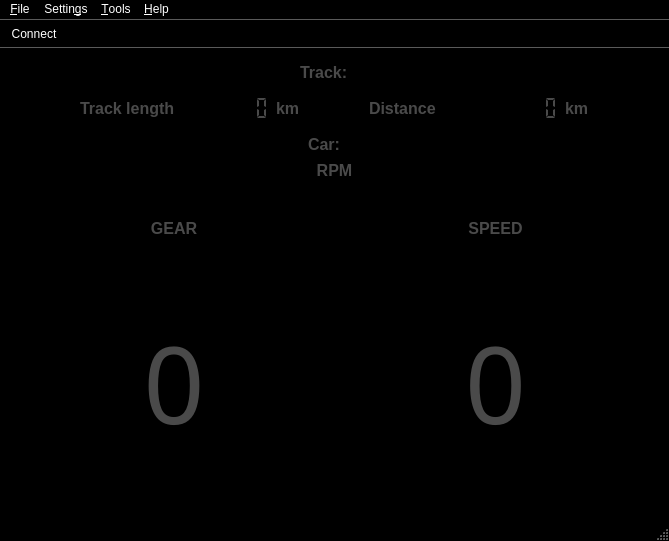
The window that ui/main_window.ui (BOSSoNe0013/RacingGameTelemetry) describes before a commit, drawn with Qt 5.
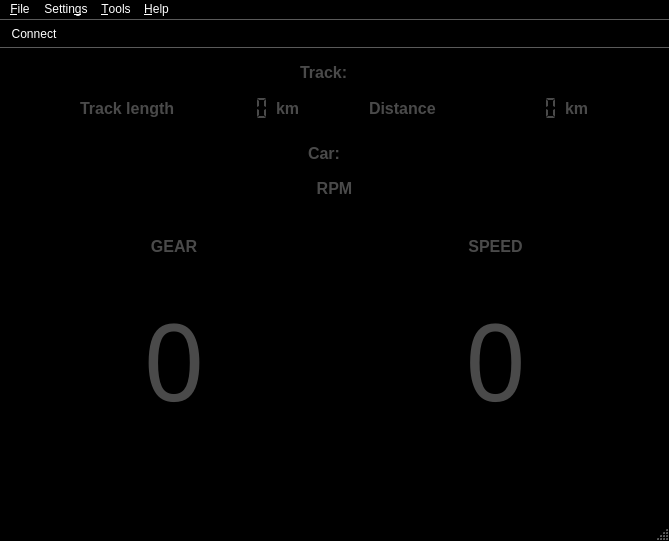
The same window after the commit. Icons and pictures are not drawn.

Diff of the .ui file:
```diff
--- a/ui/main_window.ui
+++ b/ui/main_window.ui
@@ -2296,7 +2296,7 @@
           <item row="1" column="0">
            <widget class="QLabel" name="gear_view">
             <property name="sizePolicy">
-             <sizepolicy hsizetype="Preferred" vsizetype="Expanding">
+             <sizepolicy hsizetype="Preferred" vsizetype="Minimum">
               <horstretch>0</horstretch>
               <verstretch>0</verstretch>
              </sizepolicy>
@@ -2814,7 +2814,7 @@
              <bool>false</bool>
             </property>
             <property name="sizePolicy">
-             <sizepolicy hsizetype="Preferred" vsizetype="Expanding">
+             <sizepolicy hsizetype="Preferred" vsizetype="Minimum">
               <horstretch>0</horstretch>
               <verstretch>0</verstretch>
              </sizepolicy>
```
